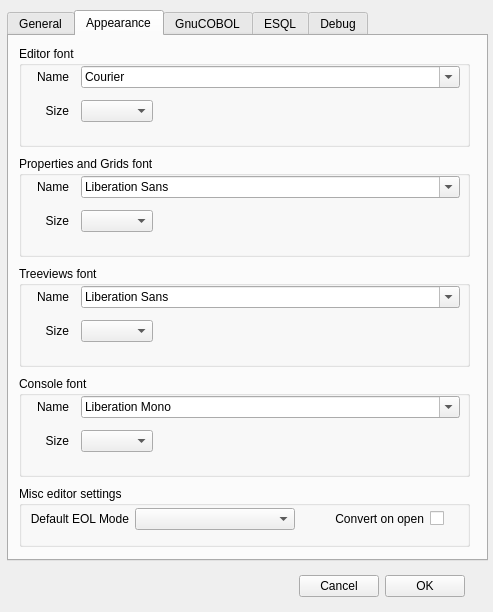
This is gix-ide/Settings.ui in mridoni/gix as Qt 5 draws it before an edit. The edited form follows.
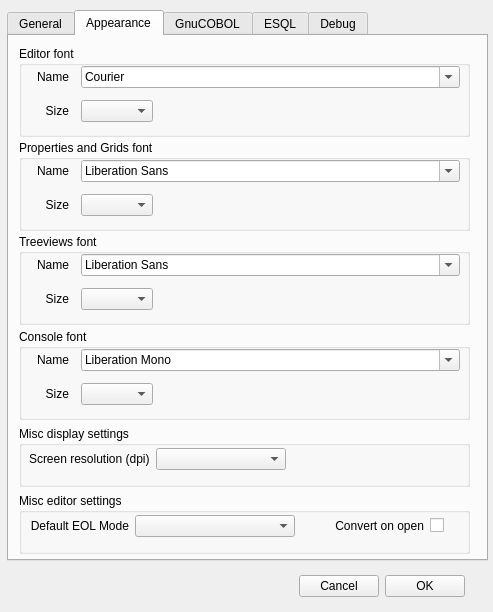
This is the edited form. The open tabs and pages were chosen to show the change.

Patch:
```diff
--- a/gix-ide/Settings.ui
+++ b/gix-ide/Settings.ui
@@ -83,7 +83,7 @@
        <x>10</x>
        <y>10</y>
        <width>451</width>
-       <height>101</height>
+       <height>91</height>
       </rect>
      </property>
      <property name="title">
@@ -95,7 +95,7 @@
         <x>10</x>
         <y>20</y>
         <width>431</width>
-        <height>71</height>
+        <height>64</height>
        </rect>
       </property>
       <layout class="QFormLayout" name="formLayout">
@@ -183,9 +183,9 @@
      <property name="geometry">
       <rect>
        <x>10</x>
-       <y>120</y>
+       <y>104</y>
        <width>451</width>
-       <height>101</height>
+       <height>91</height>
       </rect>
      </property>
      <property name="title">
@@ -197,7 +197,7 @@
         <x>10</x>
         <y>20</y>
         <width>431</width>
-        <height>71</height>
+        <height>64</height>
        </rect>
       </property>
       <layout class="QFormLayout" name="formLayout_2">
@@ -281,7 +281,7 @@
      <property name="geometry">
       <rect>
        <x>10</x>
-       <y>450</y>
+       <y>457</y>
        <width>451</width>
        <height>61</height>
       </rect>
@@ -338,9 +338,9 @@
      <property name="geometry">
       <rect>
        <x>10</x>
-       <y>230</y>
+       <y>198</y>
        <width>451</width>
-       <height>101</height>
+       <height>91</height>
       </rect>
      </property>
      <property name="title">
@@ -352,7 +352,7 @@
         <x>10</x>
         <y>20</y>
         <width>431</width>
-        <height>71</height>
+        <height>64</height>
        </rect>
       </property>
       <layout class="QFormLayout" name="formLayout_3">
@@ -436,9 +436,9 @@
      <property name="geometry">
       <rect>
        <x>10</x>
-       <y>340</y>
+       <y>293</y>
        <width>451</width>
-       <height>101</height>
+       <height>91</height>
       </rect>
      </property>
      <property name="title">
@@ -450,7 +450,7 @@
         <x>10</x>
         <y>20</y>
         <width>431</width>
-        <height>71</height>
+        <height>64</height>
        </rect>
       </property>
       <layout class="QFormLayout" name="formLayout_5">
@@ -536,6 +536,67 @@
       </layout>
      </widget>
     </widget>
+    <widget class="QGroupBox" name="groupBox_10">
+     <property name="geometry">
+      <rect>
+       <x>10</x>
+       <y>390</y>
+       <width>451</width>
+       <height>61</height>
+      </rect>
+     </property>
+     <property name="title">
+      <string>Misc display settings</string>
+     </property>
+     <widget class="QWidget" name="gridLayoutWidget">
+      <property name="geometry">
+       <rect>
+        <x>10</x>
+        <y>20</y>
+        <width>431</width>
+        <height>26</height>
+       </rect>
+      </property>
+      <layout class="QGridLayout" name="gridLayout">
+       <item row="1" column="0">
+        <widget class="QLabel" name="label_10">
+         <property name="text">
+          <string>Screen resolution (dpi)</string>
+         </property>
+        </widget>
+       </item>
+       <item row="1" column="1">
+        <widget class="QComboBox" name="cbScreenRes">
+         <property name="minimumSize">
+          <size>
+           <width>130</width>
+           <height>0</height>
+          </size>
+         </property>
+         <property name="maximumSize">
+          <size>
+           <width>130</width>
+           <height>16777215</height>
+          </size>
+         </property>
+        </widget>
+       </item>
+       <item row="1" column="2">
+        <spacer name="horizontalSpacer">
+         <property name="orientation">
+          <enum>Qt::Horizontal</enum>
+         </property>
+         <property name="sizeHint" stdset="0">
+          <size>
+           <width>40</width>
+           <height>20</height>
+          </size>
+         </property>
+        </spacer>
+       </item>
+      </layout>
+     </widget>
+    </widget>
    </widget>
    <widget class="QWidget" name="tab_2">
     <attribute name="title">
```
Left out of the diff: 2 changed lines with no effect on the pictures.
